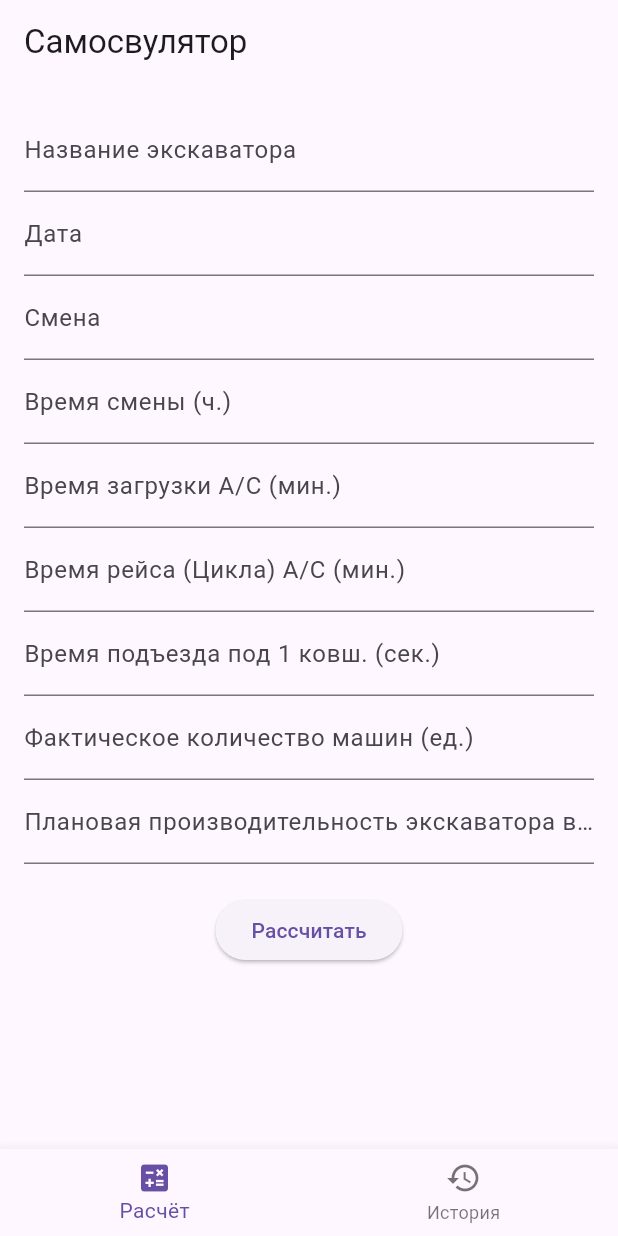
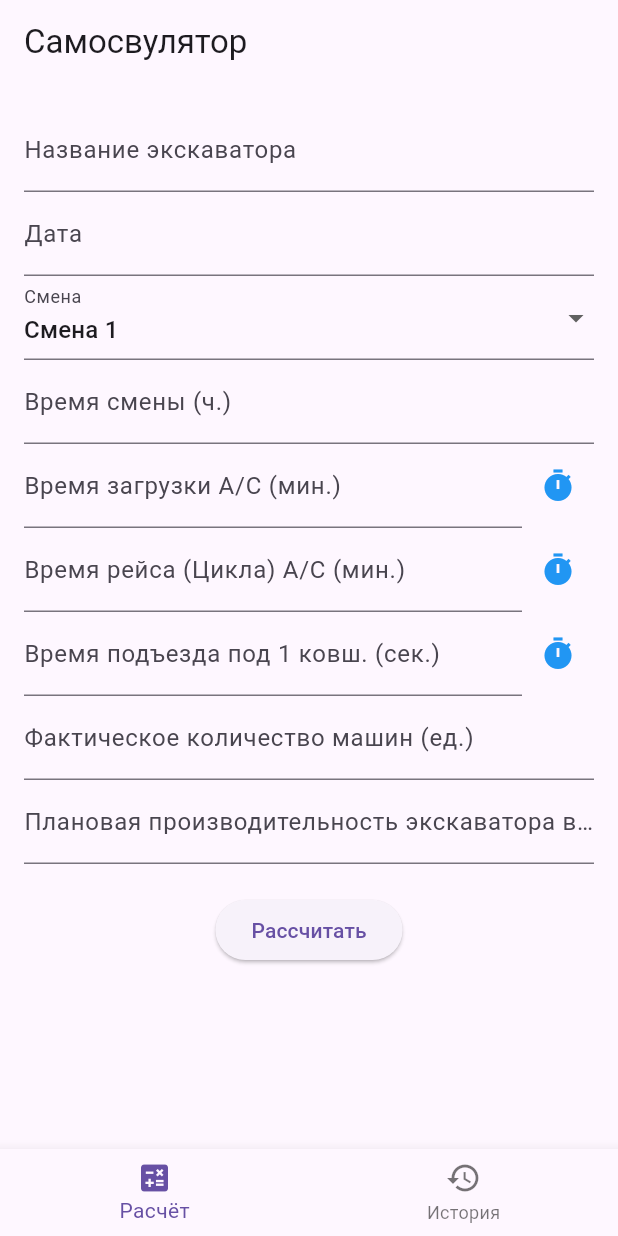
Before and after one commit to notsoobvioussss/Samosvulator, a Flutter app: the screen it shows after launch, on a phone screen of 412 x 824 dp. Run offline on Flutter 3.47's test engine with Material 3 defaults, Android fonts, the phone set to English and light mode, and no system bars; our stand-ins replace hive, hive_flutter; accounts and stored records are empty.

Commit message:
UPD: counter

```diff
--- a/lib/data/models/calculation_model.dart
+++ b/lib/data/models/calculation_model.dart
@@ -3,19 +3,19 @@ part 'calculation_model.g.dart';
 
 @HiveType(typeId: 0)
 class CalculationModel extends HiveObject {
-  @HiveField(0) final String excavatorName;
-  @HiveField(1) final DateTime date;
-  @HiveField(2) final String shift;
-  @HiveField(3) final int shiftTime;
-  @HiveField(4) final double loadTime;
-  @HiveField(5) final int cycleTime;
-  @HiveField(6) final int approachTime;
-  @HiveField(7) final double actualTrucks;
-  @HiveField(8) final int productivity;
-  @HiveField(9) final double requiredTrucks;
-  @HiveField(10) final double planVolume;
-  @HiveField(11) final double forecastVolume;
-  @HiveField(12) final double downtime;
+  @HiveField(1) final String excavatorName;
+  @HiveField(2) final DateTime date;
+  @HiveField(3) final String shift;
+  @HiveField(4) final int shiftTime;
+  @HiveField(5) final double loadTime;
+  @HiveField(6) final int cycleTime;
+  @HiveField(7) final int approachTime;
+  @HiveField(8) final double actualTrucks;
+  @HiveField(9) final int productivity;
+  @HiveField(10) final double requiredTrucks;
+  @HiveField(11) final double planVolume;
+  @HiveField(12) final double forecastVolume;
+  @HiveField(13) final double downtime;
 
   CalculationModel({
     required this.excavatorName,
--- a/lib/presentation/screens/home_screen.dart
+++ b/lib/presentation/screens/home_screen.dart
@@ -1,4 +1,7 @@
 import 'package:flutter/material.dart';
+import 'dart:async';
+import 'package:intl/intl.dart';
+
 import '../../data/models/calculation_model.dart';
 import '../../data/repositories/calculation_repository.dart';
 import '../../domain/usecases/calculator.dart';
@@ -13,7 +16,6 @@ class HomeScreen extends StatefulWidget {
 class _HomeScreenState extends State<HomeScreen> {
   final excavatorController = TextEditingController();
   final dateController = TextEditingController();
-  final shiftController = TextEditingController();
   final shiftTimeController = TextEditingController();
   final loadTimeController = TextEditingController();
   final cycleTimeController = TextEditingController();
@@ -21,7 +23,13 @@ class _HomeScreenState extends State<HomeScreen> {
   final actualTrucksController = TextEditingController();
   final productivityController = TextEditingController();
 
+  String selectedShift = 'Смена 1';
   CalculatorResult? result;
+  String? shortageMessage;
+
+  Timer? _timer;
+  int _elapsedSeconds = 0;
+  TextEditingController? _activeTimerController;
 
   Future<void> _pickDate() async {
     final picked = await showDatePicker(
@@ -32,18 +40,41 @@ class _HomeScreenState extends State<HomeScreen> {
     );
     if (picked != null) {
       setState(() {
-        dateController.text = "${picked.day}.${picked.month}.${picked.year}";
+        dateController.text = DateFormat('dd.MM.yyyy HH:mm:ss').format(picked);
+      });
+    }
+  }
+
+  void _startStopwatch(TextEditingController controller) {
+    if (_timer != null && _timer!.isActive) {
+      _timer!.cancel();
+      controller.text = (_elapsedSeconds / 60).toStringAsFixed(2);
+      setState(() {
+        _elapsedSeconds = 0;
+        _activeTimerController = null;
+      });
+    } else {
+      setState(() {
+        _elapsedSeconds = 0;
+        _activeTimerController = controller;
+      });
+      _timer = Timer.periodic(const Duration(seconds: 1), (timer) {
+        setState(() {
+          _elapsedSeconds++;
+          controller.text = (_elapsedSeconds / 60).toStringAsFixed(2);
+        });
       });
     }
   }
 
   void calculate() {
     final calculator = Calculator();
+    final repo = CalculationRepository();
 
     final inputModel = CalculationModel(
       excavatorName: excavatorController.text,
       date: DateTime.now(),
-      shift: shiftController.text,
+      shift: selectedShift,
       shiftTime: int.parse(shiftTimeController.text),
       loadTime: double.parse(loadTimeController.text),
       cycleTime: int.parse(cycleTimeController.text),
@@ -57,6 +88,9 @@ class _HomeScreenState extends State<HomeScreen> {
     );
 
     final calculatedResult = calculator.calculate(inputModel);
+
+    shortageMessage =
+    calculatedResult.downtime < 0 ? "⚠ НЕХВАТКА САМОСВАЛОВ" : null;
 
     final calculatedModel = CalculationModel(
       excavatorName: inputModel.excavatorName,
@@ -74,12 +108,32 @@ class _HomeScreenState extends State<HomeScreen> {
       downtime: calculatedResult.downtime,
     );
 
-    final repo = CalculationRepository();
     repo.addCalculation(calculatedModel);
 
     setState(() {
       result = calculatedResult;
     });
+  }
+
+  Widget buildTimeField(String label, TextEditingController controller) {
+    return Row(
+      children: [
+        Expanded(
+          child: TextField(
+            controller: controller,
+            decoration: InputDecoration(labelText: label),
+            keyboardType: TextInputType.number,
+          ),
+        ),
+        IconButton(
+          icon: Icon(
+            (_activeTimerController == controller) ? Icons.stop : Icons.timer,
+            color: Colors.blue,
+          ),
+          onPressed: () => _startStopwatch(controller),
+        ),
+      ],
+    );
   }
 
   Widget resultCard(String title, String value) {
@@ -88,7 +142,10 @@ class _HomeScreenState extends State<HomeScreen> {
       margin: const EdgeInsets.symmetric(vertical: 8),
       child: ListTile(
         title: Text(title),
-        trailing: Text(value, style: const TextStyle(fontWeight: FontWeight.bold)),
+        trailing: Text(
+          value,
+          style: const TextStyle(fontWeight: FontWeight.bold),
+        ),
       ),
     );
   }
@@ -111,30 +168,29 @@ class _HomeScreenState extends State<HomeScreen> {
               onTap: _pickDate,
               readOnly: true,
             ),
-            TextField(
-              controller: shiftController,
+            DropdownButtonFormField<String>(
+              value: selectedShift,
               decoration: const InputDecoration(labelText: 'Смена'),
+              items: ['Смена 1', 'Смена 2', 'Смена 3', 'Смена 4']
+                  .map((shift) => DropdownMenuItem(
+                value: shift,
+                child: Text(shift),
+              ))
+                  .toList(),
+              onChanged: (value) {
+                setState(() {
+                  selectedShift = value!;
+                });
+              },
             ),
             TextField(
               controller: shiftTimeController,
               decoration: const InputDecoration(labelText: 'Время смены (ч.)'),
               keyboardType: TextInputType.number,
             ),
-            TextField(
-              controller: loadTimeController,
-              decoration: const InputDecoration(labelText: 'Время загрузки А/С (мин.)'),
-              keyboardType: TextInputType.number,
-            ),
-            TextField(
-              controller: cycleTimeController,
-              decoration: const InputDecoration(labelText: 'Время рейса (Цикла) А/С (мин.)'),
-              keyboardType: TextInputType.number,
-            ),
-            TextField(
-              controller: approachTimeController,
-              decoration: const InputDecoration(labelText: 'Время подъезда под 1 ковш. (сек.)'),
-              keyboardType: TextInputType.number,
-            ),
+            buildTimeField('Время загрузки А/С (мин.)', loadTimeController),
+            buildTimeField('Время рейса (Цикла) А/С (мин.)', cycleTimeController),
+            buildTimeField('Время подъезда под 1 ковш. (сек.)', approachTimeController),
             TextField(
               controller: actualTrucksController,
               decoration: const InputDecoration(labelText: 'Фактическое количество машин (ед.)'),
@@ -156,6 +212,15 @@ class _HomeScreenState extends State<HomeScreen> {
               resultCard('Плановый объем в смену', '${result!.planVolume} м³'),
               resultCard('Прогнозный объем экскаватора', '${result!.forecastVolume} м³'),
               resultCard('Прогнозное время простоя парка А/С под экскаватором', '${result!.downtime} ч'),
+              if (shortageMessage != null)
+                Text(
+                  shortageMessage!,
+                  style: const TextStyle(
+                    color: Colors.red,
+                    fontSize: 16,
+                    fontWeight: FontWeight.bold,
+                  ),
+                ),
             ],
           ],
         ),
--- a/pubspec.yaml
+++ b/pubspec.yaml
@@ -46,6 +46,7 @@ dev_dependencies:
     sdk: flutter
   hive_generator: ^2.0.1
   build_runner: ^2.4.8
+  intl: ^0.18.1
 
   # The "flutter_lints" package below contains a set of recommended lints to
   # encourage good coding practices. The lint set provided by the package is
```
Also changed, not shown: lib/presentation/screens/history_screen.dart (+26 -8 lines), lib/data/models/calculation_model.g.dart, 1 other file.
